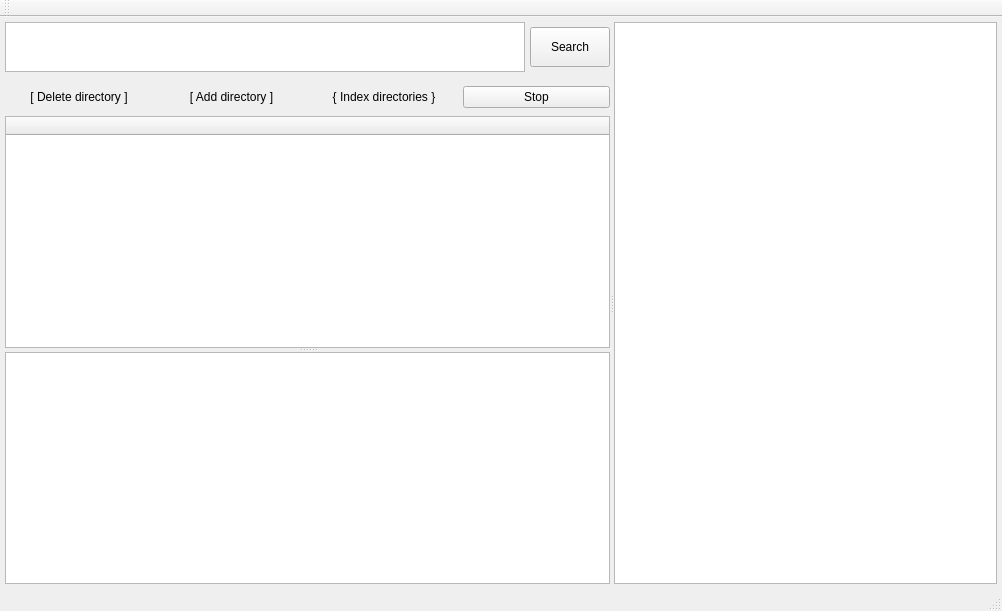
Qt form mainwindow.ui (vsklamm/qqipa) before a commit.
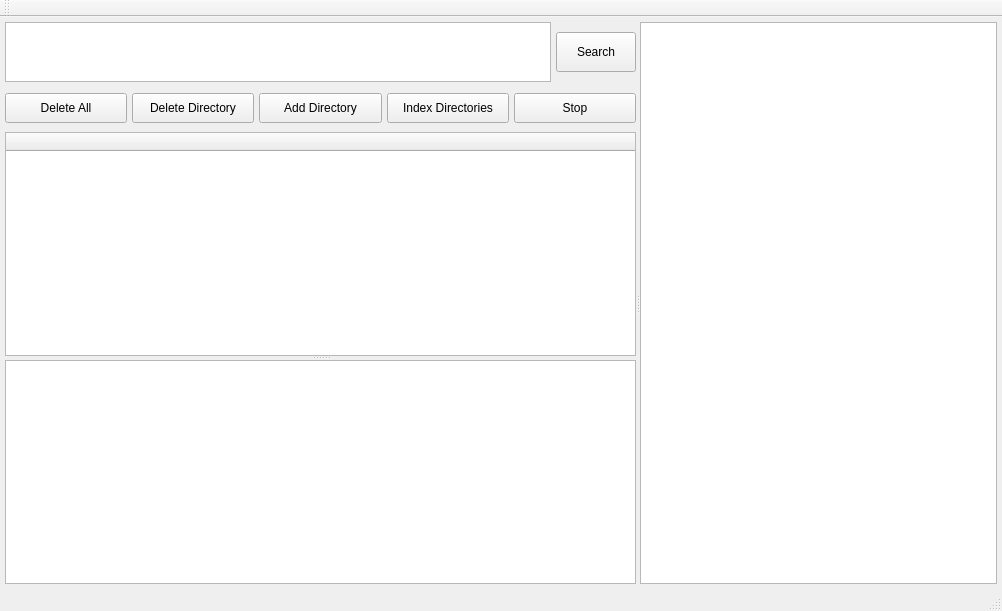
The same form after that commit. Icons and pictures are not drawn. Custom widgets are drawn as their Qt base class.

Commit message: working on directory process

The edit to the form file:
```diff
--- a/mainwindow.ui
+++ b/mainwindow.ui
@@ -82,7 +82,7 @@
              <property name="maximumSize">
               <size>
                <width>16777215</width>
-               <height>50</height>
+               <height>60</height>
               </size>
              </property>
              <layout class="QHBoxLayout" name="horizontalLayout_2">
@@ -112,7 +112,7 @@
                 <property name="maximumSize">
                  <size>
                   <width>16777215</width>
-                  <height>60</height>
+                  <height>70</height>
                  </size>
                 </property>
                 <property name="focusPolicy">
@@ -164,24 +164,43 @@
                <number>0</number>
               </property>
               <property name="topMargin">
-               <number>0</number>
+               <number>5</number>
               </property>
               <property name="rightMargin">
                <number>0</number>
               </property>
               <property name="bottomMargin">
-               <number>0</number>
+               <number>9</number>
               </property>
+              <item>
+               <widget class="QPushButton" name="deleteAllButton">
+                <property name="minimumSize">
+                 <size>
+                  <width>0</width>
+                  <height>30</height>
+                 </size>
+                </property>
+                <property name="text">
+                 <string>Delete All</string>
+                </property>
+               </widget>
+              </item>
               <item>
                <widget class="QPushButton" name="deleteDirButton">
+                <property name="minimumSize">
+                 <size>
+                  <width>0</width>
+                  <height>30</height>
+                 </size>
+                </property>
                 <property name="text">
-                 <string>[ Delete directory ]</string>
+                 <string>Delete Directory</string>
                 </property>
                 <property name="shortcut">
                  <string>Ctrl+X</string>
                 </property>
                 <property name="flat">
-                 <bool>true</bool>
+                 <bool>false</bool>
                 </property>
                </widget>
               </item>
@@ -190,35 +209,47 @@
                 <property name="minimumSize">
                  <size>
                   <width>0</width>
-                  <height>38</height>
+                  <height>30</height>
                  </size>
                 </property>
                 <property name="text">
-                 <string>[ Add directory ]</string>
+                 <string>Add Directory</string>
                 </property>
                 <property name="shortcut">
                  <string>Ctrl+N</string>
                 </property>
                 <property name="flat">
-                 <bool>true</bool>
+                 <bool>false</bool>
                 </property>
                </widget>
               </item>
               <item>
                <widget class="QPushButton" name="indexDirectoriesButton">
+                <property name="minimumSize">
+                 <size>
+                  <width>0</width>
+                  <height>30</height>
+                 </size>
+                </property>
                 <property name="text">
-                 <string>{ Index directories }</string>
+                 <string>Index Directories</string>
                 </property>
                 <property name="shortcut">
                  <string>Ctrl+I</string>
                 </property>
                 <property name="flat">
-                 <bool>true</bool>
+                 <bool>false</bool>
                 </property>
                </widget>
               </item>
               <item>
                <widget class="QPushButton" name="stopIndexingButton">
+                <property name="minimumSize">
+                 <size>
+                  <width>0</width>
+                  <height>30</height>
+                 </size>
+                </property>
                 <property name="text">
                  <string>Stop</string>
                 </property>
```
Left out of the diff: 6 changed lines with no effect on the pictures. The commit also changes 15 other files.
